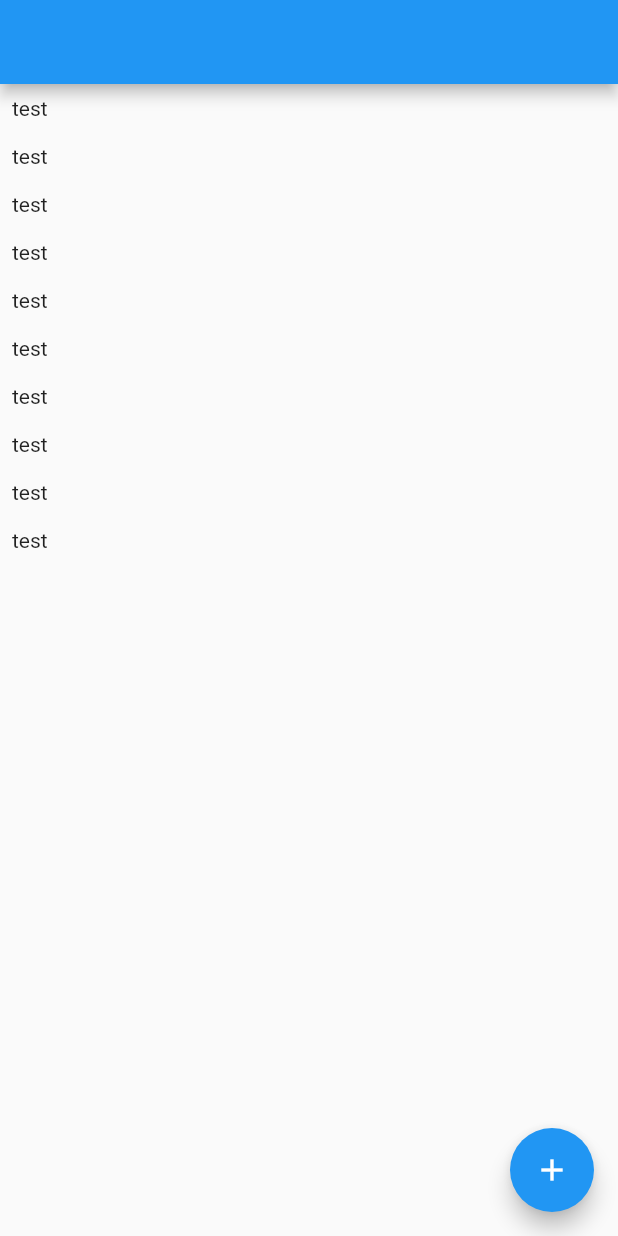
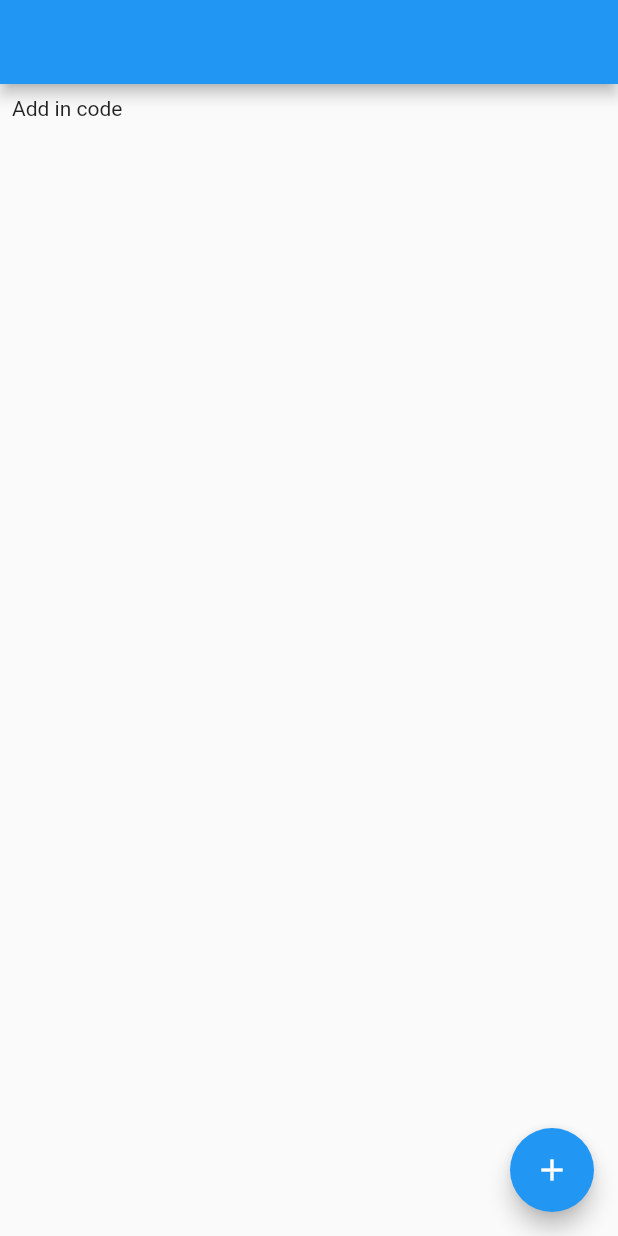
Before and after one commit to TomekLesniak/ChatApp, a Flutter app: the screen it shows after launch, after a tap on the "add" icon, on a phone screen of 412 x 824 dp. Run offline on Flutter 3.47's test engine with Material 2 defaults, Android fonts, the phone set to English and light mode, and no system bars; our stand-ins replace cloud_firestore; accounts and stored records are empty.

Commit message:
Fetch messages from firebase

```diff
--- a/lib/screens/chat_screen.dart
+++ b/lib/screens/chat_screen.dart
@@ -6,24 +6,31 @@ class ChatScreen extends StatelessWidget {
   Widget build(BuildContext context) {
     return Scaffold(
       appBar: AppBar(),
-      body: ListView.builder(
-        itemCount: 10,
+      body: StreamBuilder(
+        stream: Firestore.instance
+            .collection('chats/HgcOblIhNlxGdcapgG5r/messages')
+            .snapshots(),
+        builder: (ctx, streamSnapshot) {
+          if(streamSnapshot.connectionState == ConnectionState.waiting) {
+            return Center(child: CircularProgressIndicator());
+          }
+          final documents = streamSnapshot.data.documents;
+          return ListView.builder(
+            itemCount:  documents.length,
             itemBuilder: (ctx, index) => Container(
               padding: EdgeInsets.all(8),
-          child: Text('test'),
+              child: Text(documents[index]['text']),
             ),
+          );
+        },
       ),
       floatingActionButton: FloatingActionButton(
           child: Icon(Icons.add),
           onPressed: () {
-          Firestore.instance
-              .collection('chats/HgcOblIhNlxGdcapgG5r/messages')
-              .snapshots()
-              .listen((data) {
-            data.documents.forEach((element) {print(element['text']); });
+            Firestore.instance.collection('chats/HgcOblIhNlxGdcapgG5r/messages').add({
+              'text': 'Add in code',
             });
-        },
-      ),
+          }),
     );
   }
 }
```
Lines whose indentation alone changed are shown as unchanged.
